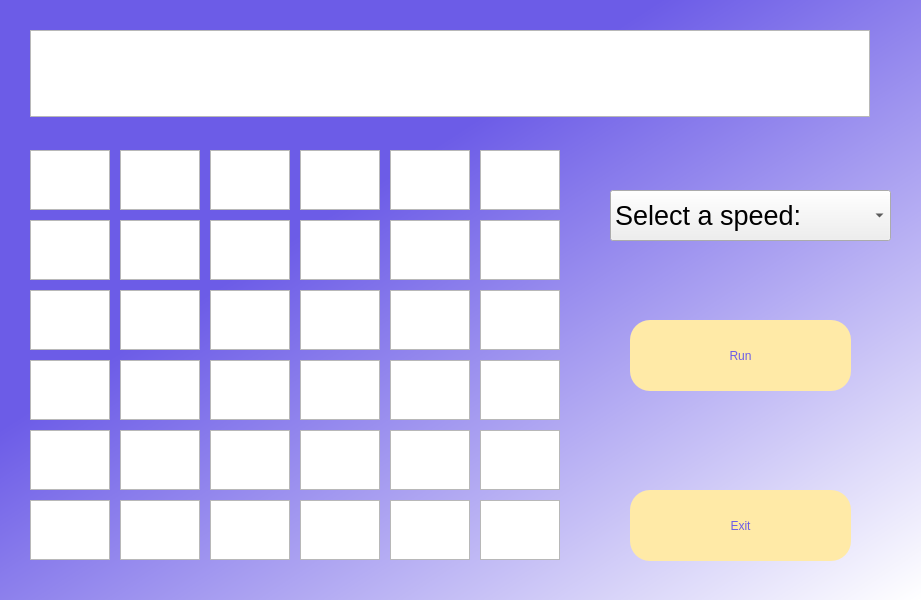
This is src/matrix.ui in santy81855/Echelon as Qt 5 draws it before an edit. The edited form follows.
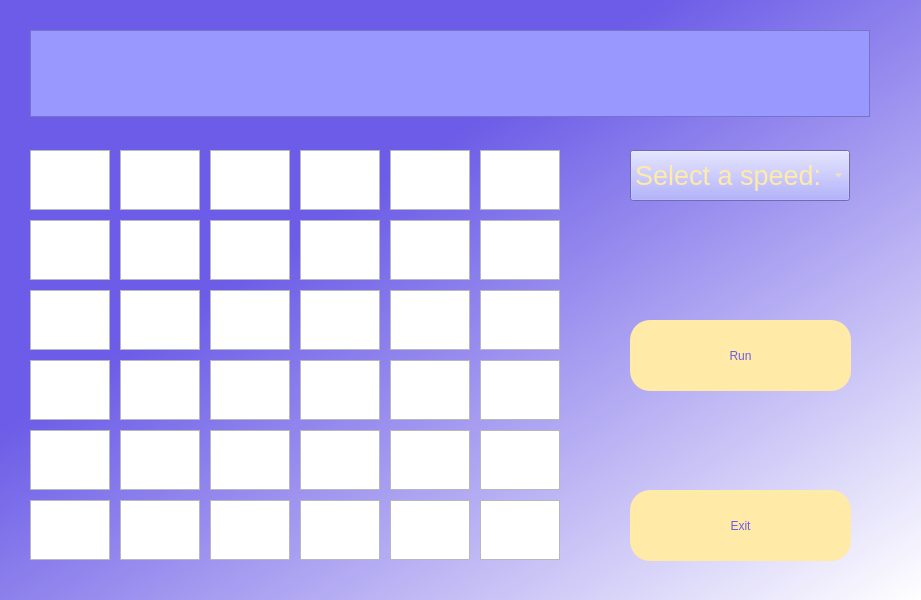
This is the edited form.

Diff of the .ui file:
```diff
--- a/src/matrix.ui
+++ b/src/matrix.ui
@@ -1613,6 +1613,9 @@
       <pointsize>20</pointsize>
      </font>
     </property>
+    <property name="styleSheet">
+     <string notr="true">background-color: rgb(152, 152, 255);</string>
+    </property>
     <property name="textInteractionFlags">
      <set>Qt::NoTextInteraction</set>
     </property>
@@ -1637,9 +1640,9 @@
    <widget class="QComboBox" name="speed_selection">
     <property name="geometry">
      <rect>
-      <x>610</x>
-      <y>190</y>
-      <width>281</width>
+      <x>630</x>
+      <y>150</y>
+      <width>220</width>
       <height>51</height>
      </rect>
     </property>
@@ -1648,6 +1651,12 @@
       <pointsize>20</pointsize>
      </font>
     </property>
+    <property name="styleSheet">
+     <string notr="true">color:rgb(255, 234, 167);
+selection-color:rgb(255, 234, 167);
+background-color: rgb(152, 152, 255);
+selection-background-color:  rgb(152, 152, 255);</string>
+    </property>
     <item>
      <property name="text">
       <string>Select a speed:</string>
@@ -1673,7 +1682,7 @@
     <property name="geometry">
      <rect>
       <x>680</x>
-      <y>160</y>
+      <y>130</y>
       <width>180</width>
       <height>16</height>
      </rect>
```
